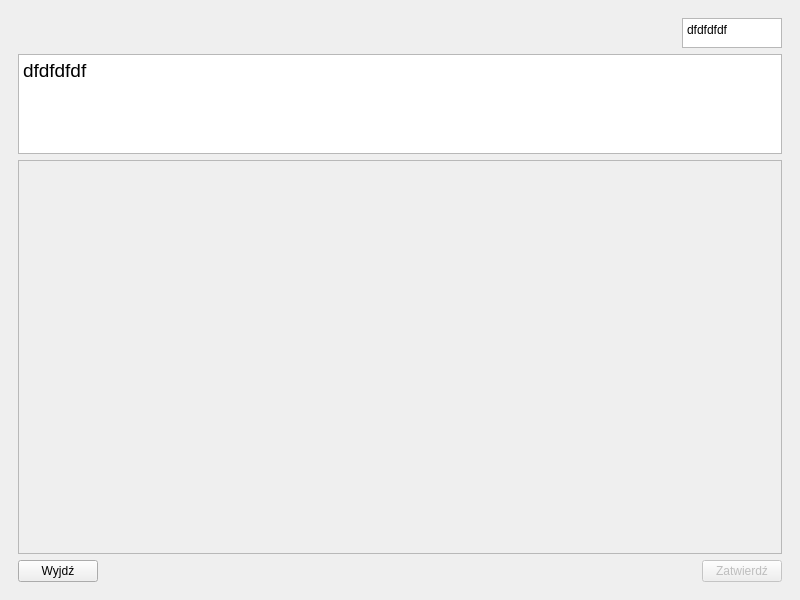
Before: the Qt Designer form quiz_gui.ui in M4tth3wG/Quizer, drawn with Qt 5.
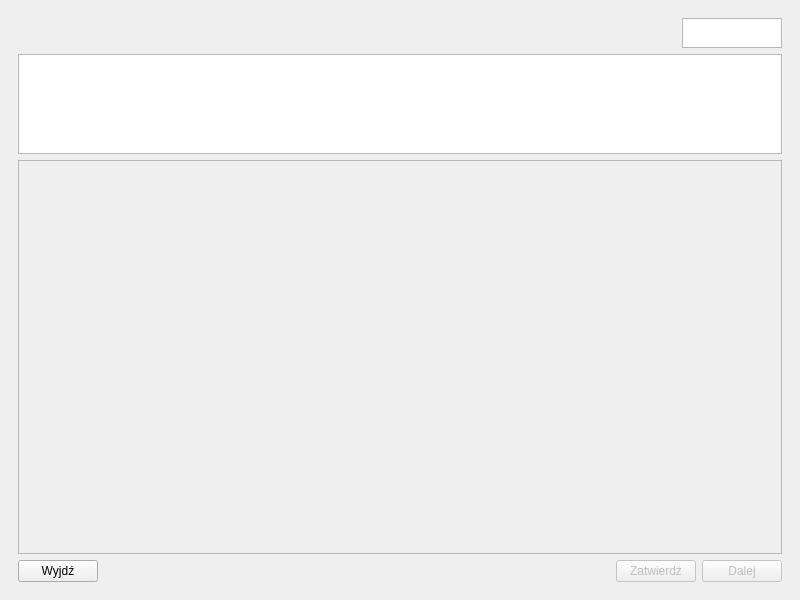
After: the same form once the commit is applied.

Commit message: added basic answer logic in gui

```diff
--- a/quiz_gui.ui
+++ b/quiz_gui.ui
@@ -67,7 +67,7 @@
 li.unchecked::marker { content: &quot;\2610&quot;; }
 li.checked::marker { content: &quot;\2612&quot;; }
 &lt;/style&gt;&lt;/head&gt;&lt;body style=&quot; font-family:'Segoe UI'; font-size:9pt; font-weight:400; font-style:normal;&quot;&gt;
-&lt;p style=&quot; margin-top:0px; margin-bottom:0px; margin-left:0px; margin-right:0px; -qt-block-indent:0; text-indent:0px;&quot;&gt;dfdfdfdf&lt;/p&gt;&lt;/body&gt;&lt;/html&gt;</string>
+&lt;p style=&quot;-qt-paragraph-type:empty; margin-top:0px; margin-bottom:0px; margin-left:0px; margin-right:0px; -qt-block-indent:0; text-indent:0px;&quot;&gt;&lt;br /&gt;&lt;/p&gt;&lt;/body&gt;&lt;/html&gt;</string>
           </property>
           <property name="textInteractionFlags">
            <set>Qt::NoTextInteraction</set>
@@ -92,7 +92,7 @@
            <bool>true</bool>
           </property>
           <property name="plainText">
-           <string>dfdfdfdf</string>
+           <string/>
           </property>
           <property name="textInteractionFlags">
            <set>Qt::NoTextInteraction</set>
@@ -167,6 +167,16 @@
             </property>
            </widget>
           </item>
+          <item>
+           <widget class="QPushButton" name="next_question_btn">
+            <property name="enabled">
+             <bool>false</bool>
+            </property>
+            <property name="text">
+             <string>Dalej</string>
+            </property>
+           </widget>
+          </item>
          </layout>
         </item>
        </layout>
```
The commit also changes 3 other files.
